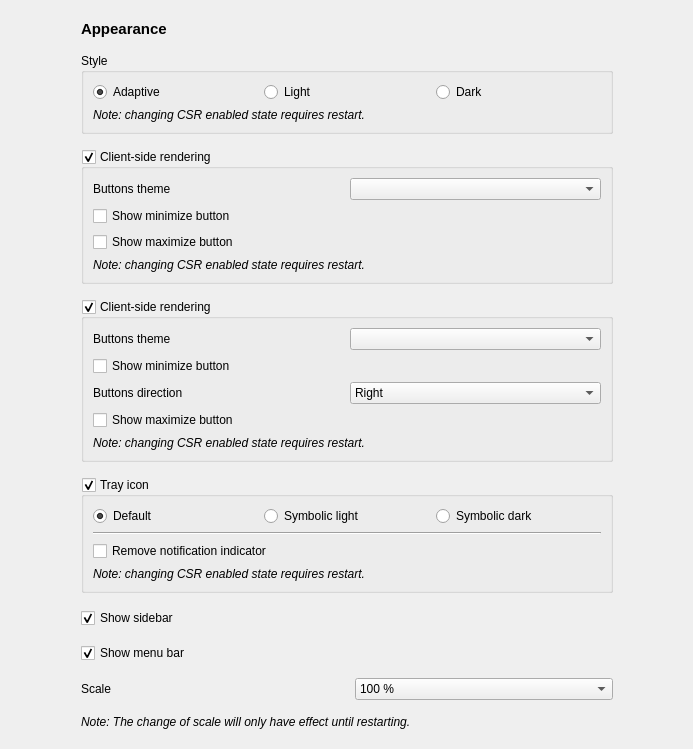
Above: zapzap/ui/ui_page_appearance.ui from rafatosta/zapzap before the change. Below: the same form after it.
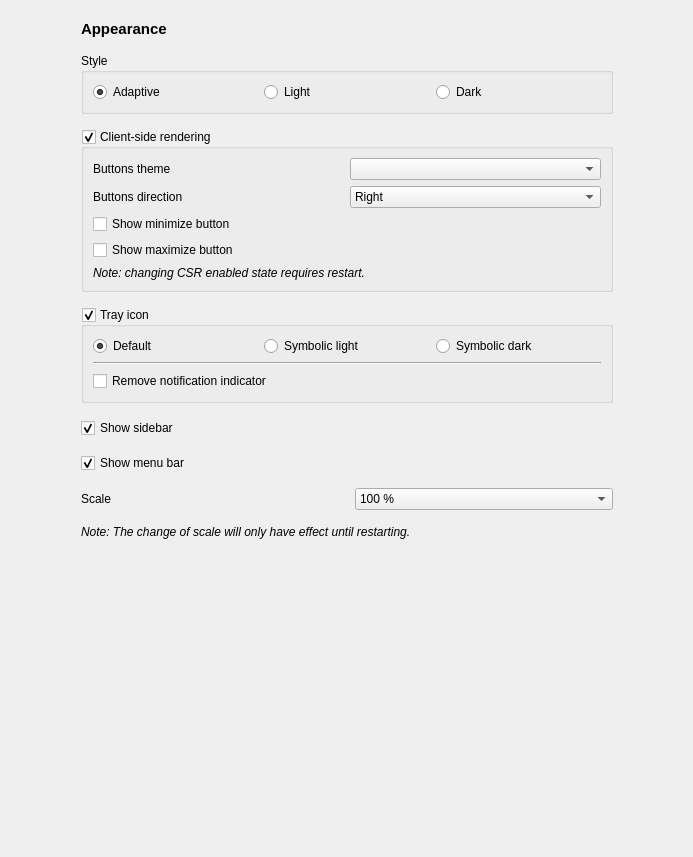
That is the form after the change.

Commit message:
Update translations and appearance strings
Regenerated translation template timestamp and updated multiple .po files to reflect UI changes for the appearance page. Adds new appearance-related msgids (Client-side rendering, Show maximize/minimize button, Buttons theme/direction, Grid Columns, scale options, etc.), adjusts message source locations, and updates zapzap/ui/ui_page_appearance.ui and zapzap/views/ui_page_appearance.py to match the new UI strings.

The edit to the form file:
```diff
--- a/zapzap/ui/ui_page_appearance.ui
+++ b/zapzap/ui/ui_page_appearance.ui
@@ -7,7 +7,7 @@
     <x>0</x>
     <y>0</y>
     <width>693</width>
-    <height>620</height>
+    <height>857</height>
    </rect>
   </property>
   <property name="windowTitle">
@@ -66,16 +66,6 @@
            <string>Style</string>
           </property>
           <layout class="QGridLayout" name="gridLayout">
-           <item row="0" column="0">
-            <widget class="QRadioButton" name="theme_auto_radioButton">
-             <property name="text">
-              <string>Adaptive</string>
-             </property>
-             <property name="checked">
-              <bool>true</bool>
-             </property>
-            </widget>
-           </item>
            <item row="0" column="2">
             <widget class="QRadioButton" name="theme_dark_radioButton">
              <property name="text">
@@ -90,15 +80,13 @@
              </property>
             </widget>
            </item>
-           <item row="3" column="0" colspan="2">
-            <widget class="QLabel" name="csr_restart_label">
-             <property name="font">
-              <font>
-               <italic>true</italic>
-              </font>
-             </property>
+           <item row="0" column="0">
+            <widget class="QRadioButton" name="theme_auto_radioButton">
              <property name="text">
-              <string>Note: changing CSR enabled state requires restart.</string>
+              <string>Adaptive</string>
+             </property>
+             <property name="checked">
+              <bool>true</bool>
              </property>
             </widget>
            </item>
@@ -114,31 +102,21 @@
            <bool>true</bool>
           </property>
           <layout class="QGridLayout" name="gridLayout_4">
-           <item row="0" column="0">
-            <widget class="QLabel" name="csr_theme_label">
-             <property name="text">
-              <string>Buttons theme</string>
-             </property>
-            </widget>
-           </item>
-           <item row="0" column="1">
-            <widget class="QComboBox" name="csr_theme_comboBox"/>
-           </item>
-           <item row="1" column="0" colspan="2">
-            <widget class="QCheckBox" name="csr_show_minimize_checkBox">
-             <property name="text">
-              <string>Show minimize button</string>
-             </property>
-            </widget>
-           </item>
-           <item row="2" column="0" colspan="2">
+           <item row="4" column="0" colspan="2">
             <widget class="QCheckBox" name="csr_show_maximize_checkBox">
              <property name="text">
               <string>Show maximize button</string>
              </property>
             </widget>
            </item>
-           <item row="3" column="0" colspan="2">
+           <item row="2" column="0" colspan="2">
+            <widget class="QCheckBox" name="csr_show_minimize_checkBox">
+             <property name="text">
+              <string>Show minimize button</string>
+             </property>
+            </widget>
+           </item>
+           <item row="5" column="0" colspan="2">
             <widget class="QLabel" name="csr_restart_label">
              <property name="font">
               <font>
@@ -150,18 +128,6 @@
              </property>
             </widget>
            </item>
-          </layout>
-         </widget>
-        </item>
-        <item>
-         <widget class="QGroupBox" name="csr_groupBox">
-          <property name="title">
-           <string>Client-side rendering</string>
-          </property>
-          <property name="checkable">
-           <bool>true</bool>
-          </property>
-          <layout class="QGridLayout" name="gridLayout_4">
            <item row="0" column="0">
             <widget class="QLabel" name="csr_theme_label">
              <property name="text">
@@ -172,21 +138,14 @@
            <item row="0" column="1">
             <widget class="QComboBox" name="csr_theme_comboBox"/>
            </item>
-           <item row="1" column="0" colspan="2">
-            <widget class="QCheckBox" name="csr_show_minimize_checkBox">
-             <property name="text">
-              <string>Show minimize button</string>
-             </property>
-            </widget>
-           </item>
-           <item row="2" column="0">
+           <item row="1" column="0">
             <widget class="QLabel" name="csr_direction_label">
              <property name="text">
               <string>Buttons direction</string>
              </property>
             </widget>
            </item>
-           <item row="2" column="1">
+           <item row="1" column="1">
             <widget class="QComboBox" name="csr_direction_comboBox">
              <item>
               <property name="text">
@@ -200,25 +159,6 @@
              </item>
             </widget>
            </item>
-           <item row="3" column="0" colspan="2">
-            <widget class="QCheckBox" name="csr_show_maximize_checkBox">
-             <property name="text">
-              <string>Show maximize button</string>
-             </property>
-            </widget>
-           </item>
-           <item row="4" column="0" colspan="2">
-            <widget class="QLabel" name="csr_restart_label">
-             <property name="font">
-              <font>
-               <italic>true</italic>
-              </font>
-             </property>
-             <property name="text">
-              <string>Note: changing CSR enabled state requires restart.</string>
-             </property>
-            </widget>
-           </item>
           </layout>
          </widget>
         </item>
@@ -238,6 +178,13 @@
              </property>
             </widget>
            </item>
+           <item row="1" column="0" colspan="3">
+            <widget class="Line" name="line">
+             <property name="orientation">
+              <enum>Qt::Orientation::Horizontal</enum>
+             </property>
+            </widget>
+           </item>
            <item row="0" column="0">
             <widget class="QRadioButton" name="tray_default_radioButton">
              <property name="text">
@@ -262,25 +209,6 @@
              </property>
             </widget>
            </item>
-           <item row="1" column="0" colspan="3">
-            <widget class="Line" name="line">
-             <property name="orientation">
-              <enum>Qt::Orientation::Horizontal</enum>
-             </property>
-            </widget>
-           </item>
-           <item row="3" column="0" colspan="2">
-            <widget class="QLabel" name="csr_restart_label">
-             <property name="font">
-              <font>
-               <italic>true</italic>
-              </font>
-             </property>
-             <property name="text">
-              <string>Note: changing CSR enabled state requires restart.</string>
-             </property>
-            </widget>
-           </item>
           </layout>
          </widget>
         </item>
```
The commit also changes 17 other files.
